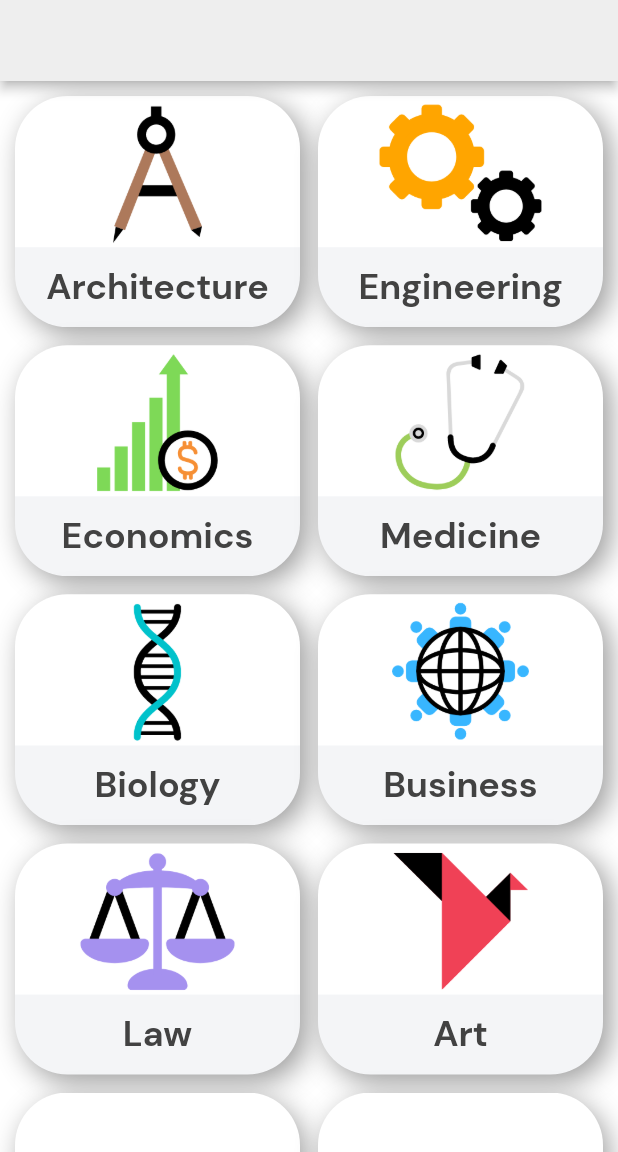
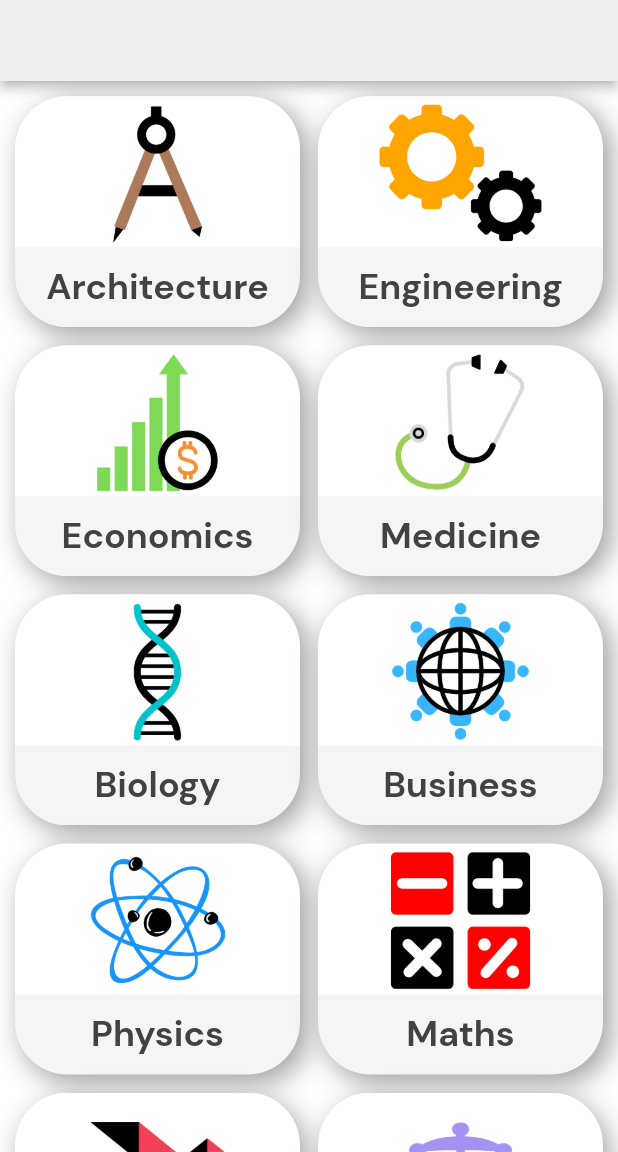
Before and after one commit to YousifALtamimi/Libro, a Flutter app: the screen it shows after launch, on a phone screen of 412 x 824 dp, the part 84-1236 px from its top. Run offline on Flutter 3.47's test engine with Material 2 defaults, Android fonts, the phone set to English and light mode, and no system bars.

Commit message:
libro_updated

```diff
--- a/lib/Screens/categoriesScreen.dart
+++ b/lib/Screens/categoriesScreen.dart
@@ -233,7 +233,7 @@
             child: Container(
               decoration: BoxDecoration(
                 image: DecorationImage(
-                  image: AssetImage('Assets/Law.png'),
+                  image: AssetImage('Assets/Physics.png'),
                   fit: BoxFit.cover,
                 ),
                 boxShadow: [
@@ -246,7 +246,36 @@
               child: Align(
                   alignment: Alignment.bottomCenter,
                   child: Text(
-                    'Law',
+                    'Physics',
+                    style: TextStyle(
+                        fontFamily: 'DMSans',
+                        fontWeight: FontWeight.w700,
+                        fontSize: 24,
+                        color: Colors.grey[800]),
+                  )),
+            ),
+          ),
+          InkWell(
+            onTap: () {
+              print("Card Clicked");
+            },
+            child: Container(
+              decoration: BoxDecoration(
+                image: DecorationImage(
+                  image: AssetImage('Assets/Maths.png'),
+                  fit: BoxFit.cover,
+                ),
+                boxShadow: [
+                  BoxShadow(
+                      color: Colors.grey, blurRadius: 15, offset: Offset(5, 5)),
+                ],
+                borderRadius: BorderRadius.circular(35.0),
+              ),
+              padding: EdgeInsets.all(12),
+              child: Align(
+                  alignment: Alignment.bottomCenter,
+                  child: Text(
+                    'Maths',
                     style: TextStyle(
                         fontFamily: 'DMSans',
                         fontWeight: FontWeight.w700,
@@ -263,35 +292,6 @@
               decoration: BoxDecoration(
                 image: DecorationImage(
                   image: AssetImage('Assets/Art.png'),
-                  fit: BoxFit.cover,
-                ),
-                boxShadow: [
-                  BoxShadow(
-                      color: Colors.grey, blurRadius: 15, offset: Offset(5, 5)),
-                ],
-                borderRadius: BorderRadius.circular(35.0),
-              ),
-              padding: EdgeInsets.all(12),
-              child: Align(
-                  alignment: Alignment.bottomCenter,
-                  child: Text(
-                    'Art',
-                    style: TextStyle(
-                        fontFamily: 'DMSans',
-                        fontWeight: FontWeight.w700,
-                        fontSize: 24,
-                        color: Colors.grey[800]),
-                  )),
-            ),
-          ),
-          InkWell(
-            onTap: () {
-              print("Card Clicked");
-            },
-            child: Container(
-              decoration: BoxDecoration(
-                image: DecorationImage(
-                  image: AssetImage('Assets/Code.png'),
                   fit: BoxFit.fill,
                 ),
                 boxShadow: [
@@ -302,7 +302,7 @@
               ),
               child: Center(
                   child: Text(
-                '',
+                'Art',
                 style: TextStyle(
                     fontFamily: 'Ubuntu',
                     fontWeight: FontWeight.w700,
@@ -318,7 +318,7 @@
             child: Container(
               decoration: BoxDecoration(
                 image: DecorationImage(
-                  image: AssetImage('Assets/Code.png'),
+                  image: AssetImage('Assets/Law.png'),
                   fit: BoxFit.fill,
                 ),
                 boxShadow: [
@@ -329,7 +329,7 @@
               ),
               child: Center(
                   child: Text(
-                '',
+                'Law',
                 style: TextStyle(
                     fontFamily: 'Ubuntu',
                     fontWeight: FontWeight.w700,
--- a/pubspec.yaml
+++ b/pubspec.yaml
@@ -55,7 +55,8 @@
     - Assets/Economics.png
     - Assets/Business.png
     - Assets/Art.png
-    - Assets/Code.png
+    - Assets/Maths.png
+    - Assets/Physics.png
 
   # An image asset can refer to one or more resolution-specific "variants", see
   # https://flutter.dev/assets-and-images/#resolution-aware.
```
Also changed, not shown: Assets/Maths.png (added), Assets/Physics.png (added).
